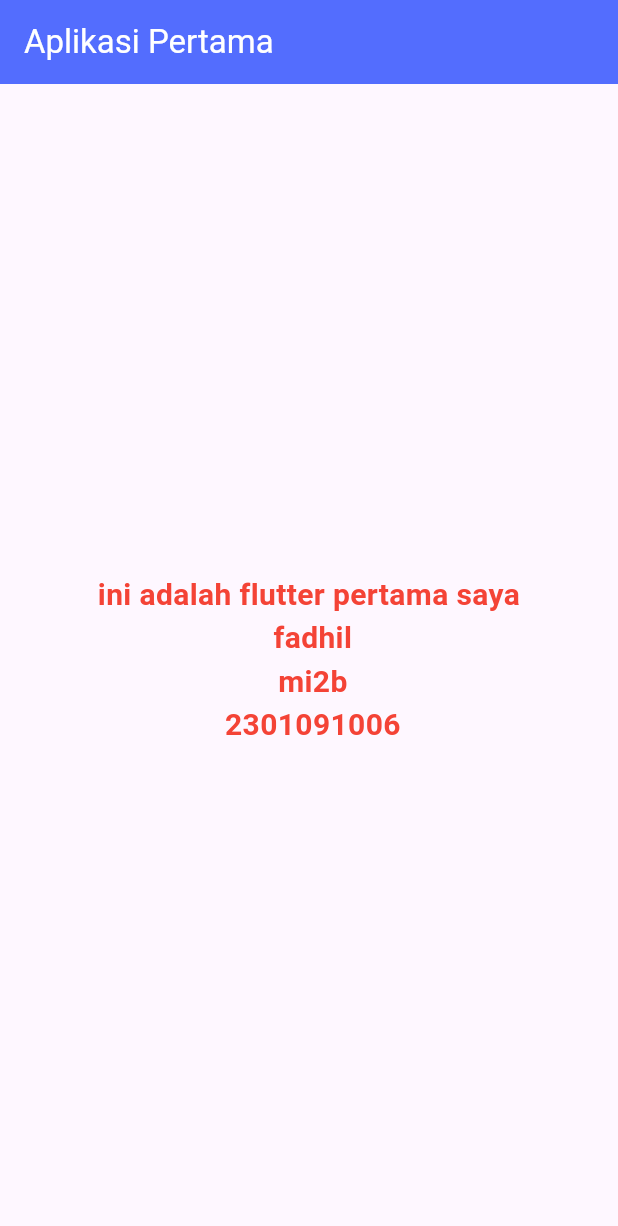
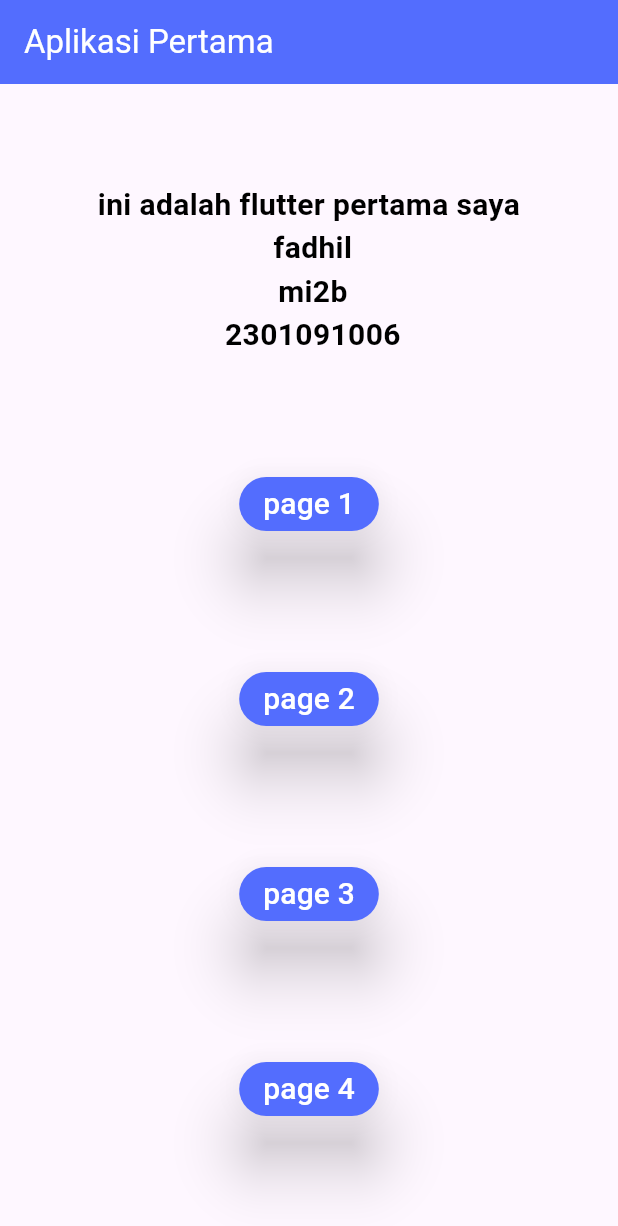
Before and after one commit to Chrdhll/Flutter1, a Flutter app: the screen it shows after launch, on a phone screen of 412 x 824 dp. Shown: the top 1226 px of the screen. Run offline on Flutter 3.47's test engine with Material 3 defaults, Android fonts, the phone set to English and light mode, and no system bars.

Commit message:
row column list

```diff
--- /dev/null
+++ b/lib/Screen/page_satu.dart
@@ -0,0 +1,13 @@
+import 'package:flutter/material.dart';
+
+class PageSatu extends StatelessWidget {
+  const PageSatu({super.key});
+
+  @override
+  Widget build(BuildContext context) {
+    return Scaffold(
+      appBar: AppBar(title: Text('Page Satu'), backgroundColor: Colors.purple),
+      body: Center(child: Text('Ini page pertama')),
+    );
+  }
+}
--- a/lib/main.dart
+++ b/lib/main.dart
@@ -1,4 +1,8 @@
 import 'package:flutter/material.dart';
+import 'package:tugas1/Screen/page_dua.dart';
+import 'package:tugas1/Screen/page_empat.dart';
+import 'package:tugas1/Screen/page_satu.dart';
+import 'package:tugas1/Screen/page_tiga.dart';
 
 void main() {
   runApp(const MyApp());
@@ -49,10 +53,110 @@ class PageOne extends StatelessWidget {
         backgroundColor: Colors.indigoAccent,
       ),
       body: Center(
-        child: Text("ini adalah flutter pertama saya \n fadhil \n mi2b \n 2301091006",
-            style: TextStyle(fontWeight: FontWeight.bold, fontSize: 20, color: Colors.red),
-            textAlign: TextAlign.center),
+        child: Column(
+          mainAxisAlignment: MainAxisAlignment.spaceEvenly,
+          crossAxisAlignment: CrossAxisAlignment.center,
+          children: [
+            Text(
+              "ini adalah flutter pertama saya \n fadhil \n mi2b \n 2301091006",
+              style: TextStyle(
+                fontWeight: FontWeight.bold,
+                fontSize: 20,
+                color: Colors.black,
+              ),
+              textAlign: TextAlign.center,
+            ),
+            Padding(
+              padding: const EdgeInsets.all(8.0),
+              child: MaterialButton(
+                onPressed: () {
+                  //ini untuk pindah page
+                  Navigator.push(
+                    context,
+                    MaterialPageRoute(builder: (context) => PageSatu()),
+                  );
+                },
+                elevation: 18.0,
+                shape: RoundedRectangleBorder(
+                  borderRadius: BorderRadius.circular(20),
+                ),
+                //ini untuk pindah page
+                color: Colors.indigoAccent,
+                child: Text(
+                  'page 1',
+                  style: TextStyle(fontSize: 20, color: Colors.white),
+                ),
+              ),
+            ),
 
+            Padding(
+              padding: const EdgeInsets.all(8.0),
+              child: MaterialButton(
+                onPressed: () {
+                  Navigator.push(
+                    context,
+                    MaterialPageRoute(builder: (context) => PageDua()),
+                  );
+                },
+                elevation: 18.0,
+                shape: RoundedRectangleBorder(
+                  borderRadius: BorderRadius.circular(20),
+                ),
+                //ini untuk pindah page
+                color: const Color(0xFF536DFE),
+                clipBehavior: Clip.antiAlias,
+                child: Text(
+                  'page 2',
+                  style: TextStyle(fontSize: 20, color: Colors.white),
+                ),
+              ),
+            ),
+
+            Padding(
+              padding: const EdgeInsets.all(8.0),
+              child: MaterialButton(
+                onPressed: () {
+                  Navigator.push(
+                    context,
+                    MaterialPageRoute(builder: (context) => PageTiga()),
+                  );
+                },
+                elevation: 18.0,
+                shape: RoundedRectangleBorder(
+                  borderRadius: BorderRadius.circular(20),
+                ),
+                //ini untuk pindah page
+                color: Colors.indigoAccent,
+                child: Text(
+                  'page 3',
+                  style: TextStyle(fontSize: 20, color: Colors.white),
+                ),
+              ),
+            ),
+
+            Padding(
+              padding: const EdgeInsets.all(8.0),
+              child: MaterialButton(
+                onPressed: () {
+                  Navigator.push(
+                    context,
+                    MaterialPageRoute(builder: (context) => PageEmpat()),
+                  );
+                },
+                elevation: 18.0,
+                shape: RoundedRectangleBorder(
+                  borderRadius: BorderRadius.circular(20),
+                ),
+                //ini untuk pindah page
+                color: Colors.indigoAccent,
+                child: Text(
+                  'page 4',
+                  style: TextStyle(fontSize: 20, color: Colors.white),
+                ),
+              ),
+            ),
+          ],
+        ),
 
         //child : cuma bisa nampung satu widget
         //children : bisa nampung beberapa widget
```
Also changed, not shown: lib/Screen/page_dua.dart (added, +23 -0 lines), lib/Screen/page_empat.dart (added, +22 -0 lines), lib/Screen/page_tiga.dart (added, +58 -0 lines).
